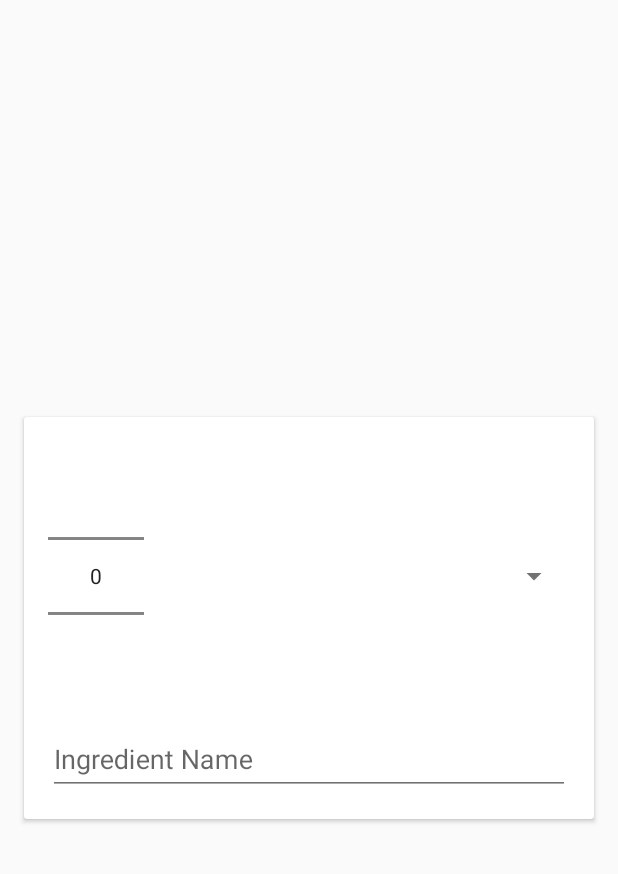
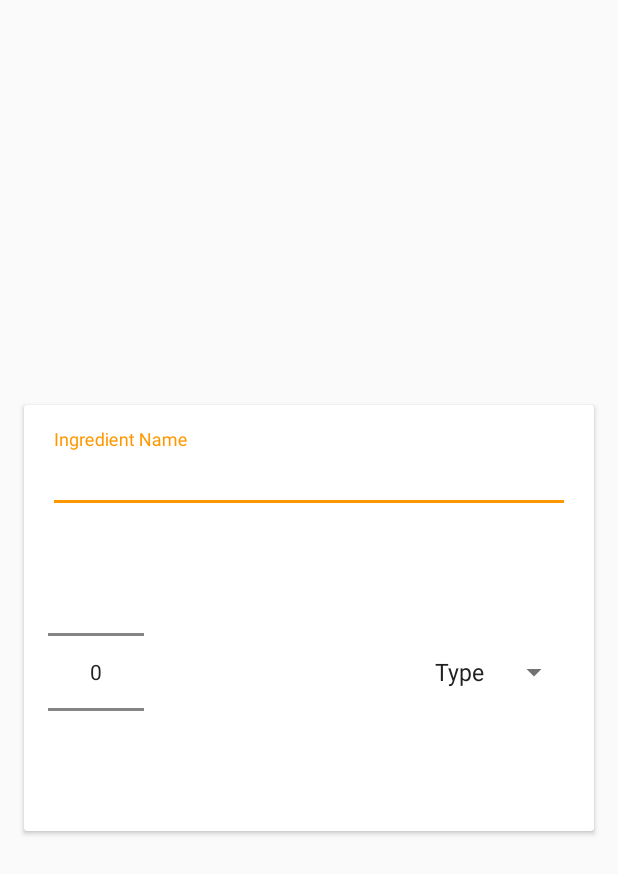
Before and after one commit to icaboalo/plan_to_eat, an Android app: the layout dialog_add_ingredient.xml on its own in the app's theme, with its tools: preview values and no code run, on a phone screen of 412 x 824 dp. Shown: the top 874 px of the screen. Run offline under Robolectric (Android 15) with nearby library versions, the phone set to English and light mode, and no system bars.

Commit message:
modified dialog

```diff
--- a/app/src/main/res/layout/dialog_add_ingredient.xml
+++ b/app/src/main/res/layout/dialog_add_ingredient.xml
@@ -12,6 +12,15 @@
         android:orientation="vertical"
         android:layout_width="match_parent"
         android:layout_height="wrap_content">
+        <android.support.design.widget.TextInputLayout
+            android:layout_marginBottom="16dp"
+            android:layout_width="match_parent"
+            android:layout_height="wrap_content">
+            <EditText
+                android:hint="@string/ingredient_input_hint"
+                android:layout_width="match_parent"
+                android:layout_height="wrap_content"/>
+        </android.support.design.widget.TextInputLayout>
         <FrameLayout
             android:layout_width="match_parent"
             android:layout_height="wrap_content">
@@ -22,21 +31,12 @@
                 android:layout_gravity="left|center_vertical"/>
 
             <Spinner
-                android:layout_width="246dp"
+                android:entries="@array/uom"
+                android:layout_width="wrap_content"
                 android:layout_height="wrap_content"
                 android:layout_gravity="right|center_vertical"/>
         </FrameLayout>
 
-
-
-        <android.support.design.widget.TextInputLayout
-            android:layout_width="match_parent"
-            android:layout_height="wrap_content">
-            <EditText
-                android:hint="@string/ingredient_input_hint"
-                android:layout_width="match_parent"
-                android:layout_height="wrap_content"/>
-        </android.support.design.widget.TextInputLayout>
     </LinearLayout>
 
 </android.support.v7.widget.CardView>
--- a/app/src/main/res/values/strings.xml
+++ b/app/src/main/res/values/strings.xml
@@ -22,4 +22,11 @@
         <item>Sopas</item>
         <item>Carnes</item>
     </string-array>
+    <string-array name="uom">
+        <item>Type</item>
+        <item>Lt.</item>
+        <item>Pz.</item>
+        <item>Kg.</item>
+        <item>g.</item>
+    </string-array>
 </resources>
```
Also changed, not shown: app/src/main/java/com/icaboalo/plantoeat/ui/activity/AddRecipeActivity.java (+0 -10 lines).
